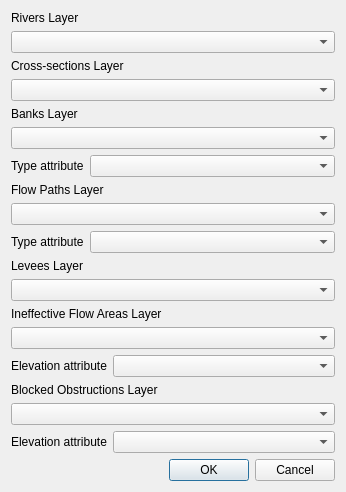
First picture: the form in rivergis/ui/ui_importDataIntoRasTables.ui, repository erpas/rgis, before the edit.
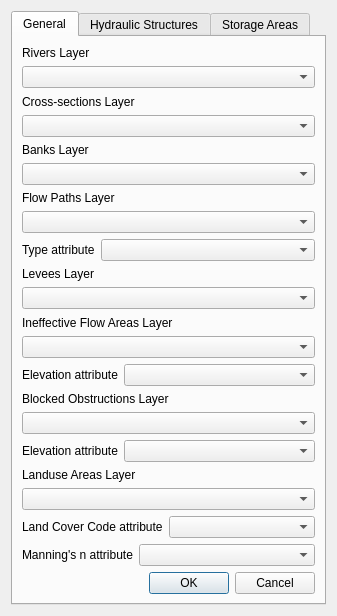
Second picture: the form after the edit.

Commit message: import QGIS layers into RDb completed! Added some new 1d example files

The edit to the form file:
```diff
--- a/rivergis/ui/ui_importDataIntoRasTables.ui
+++ b/rivergis/ui/ui_importDataIntoRasTables.ui
@@ -6,8 +6,8 @@
    <rect>
     <x>0</x>
     <y>0</y>
-    <width>346</width>
-    <height>470</height>
+    <width>337</width>
+    <height>586</height>
    </rect>
   </property>
   <property name="sizePolicy">
@@ -21,6 +21,16 @@
   </property>
   <layout class="QGridLayout" name="gridLayout">
    <item row="0" column="0">
+    <widget class="QTabWidget" name="tabWidget">
+     <property name="currentIndex">
+      <number>0</number>
+     </property>
+     <widget class="QWidget" name="general">
+      <attribute name="title">
+       <string>General</string>
+      </attribute>
+      <layout class="QGridLayout" name="gridLayout_2">
+       <item row="0" column="0">
     <layout class="QVBoxLayout" name="verticalLayout">
      <item>
       <widget class="QLabel" name="label">
@@ -52,27 +62,6 @@
      <item>
       <widget class="QComboBox" name="cboBanks"/>
      </item>
-     <item>
-      <layout class="QHBoxLayout" name="horizontalLayout_2">
-       <item>
-        <widget class="QLabel" name="label_9">
-         <property name="text">
-          <string>Type attribute</string>
-         </property>
-        </widget>
-       </item>
-       <item>
-        <widget class="QComboBox" name="cboBanklineType">
-         <property name="sizePolicy">
-          <sizepolicy hsizetype="MinimumExpanding" vsizetype="Fixed">
-           <horstretch>0</horstretch>
-           <verstretch>0</verstretch>
-          </sizepolicy>
-         </property>
-        </widget>
-       </item>
-      </layout>
-     </item>
      <item>
       <widget class="QLabel" name="label_7">
        <property name="text">
@@ -182,6 +171,58 @@
        </item>
       </layout>
      </item>
+         <item>
+          <widget class="QLabel" name="label_12">
+           <property name="text">
+            <string>Landuse Areas Layer</string>
+           </property>
+          </widget>
+         </item>
+         <item>
+          <widget class="QComboBox" name="cboLanduse"/>
+         </item>
+         <item>
+          <layout class="QHBoxLayout" name="horizontalLayout_5">
+           <item>
+            <widget class="QLabel" name="label_13">
+             <property name="text">
+              <string>Land Cover Code attribute</string>
+             </property>
+            </widget>
+           </item>
+           <item>
+            <widget class="QComboBox" name="cboLandCodeAttr">
+             <property name="sizePolicy">
+              <sizepolicy hsizetype="MinimumExpanding" vsizetype="Fixed">
+               <horstretch>0</horstretch>
+               <verstretch>0</verstretch>
+              </sizepolicy>
+             </property>
+            </widget>
+           </item>
+          </layout>
+         </item>
+         <item>
+          <layout class="QHBoxLayout" name="horizontalLayout_6">
+           <item>
+            <widget class="QLabel" name="label_14">
+             <property name="text">
+              <string>Manning's n attribute</string>
+             </property>
+            </widget>
+           </item>
+           <item>
+            <widget class="QComboBox" name="cboManningAttr">
+             <property name="sizePolicy">
+              <sizepolicy hsizetype="MinimumExpanding" vsizetype="Fixed">
+               <horstretch>0</horstretch>
+               <verstretch>0</verstretch>
+              </sizepolicy>
+             </property>
+            </widget>
+           </item>
+          </layout>
+         </item>
      <item>
       <widget class="QDialogButtonBox" name="buttonBox">
        <property name="standardButtons">
@@ -190,6 +231,25 @@
       </widget>
      </item>
     </layout>
+       </item>
+      </layout>
+     </widget>
+     <widget class="QWidget" name="structures">
+      <attribute name="title">
+       <string>Hydraulic Structures</string>
+      </attribute>
+      <layout class="QGridLayout" name="gridLayout_3">
+       <item row="0" column="0">
+        <layout class="QVBoxLayout" name="verticalLayout_2"/>
+       </item>
+      </layout>
+     </widget>
+     <widget class="QWidget" name="tab">
+      <attribute name="title">
+       <string>Storage Areas</string>
+      </attribute>
+     </widget>
+    </widget>
    </item>
   </layout>
  </widget>
```
Lines whose indentation alone changed are shown as unchanged. The commit also changes 22 other files.
